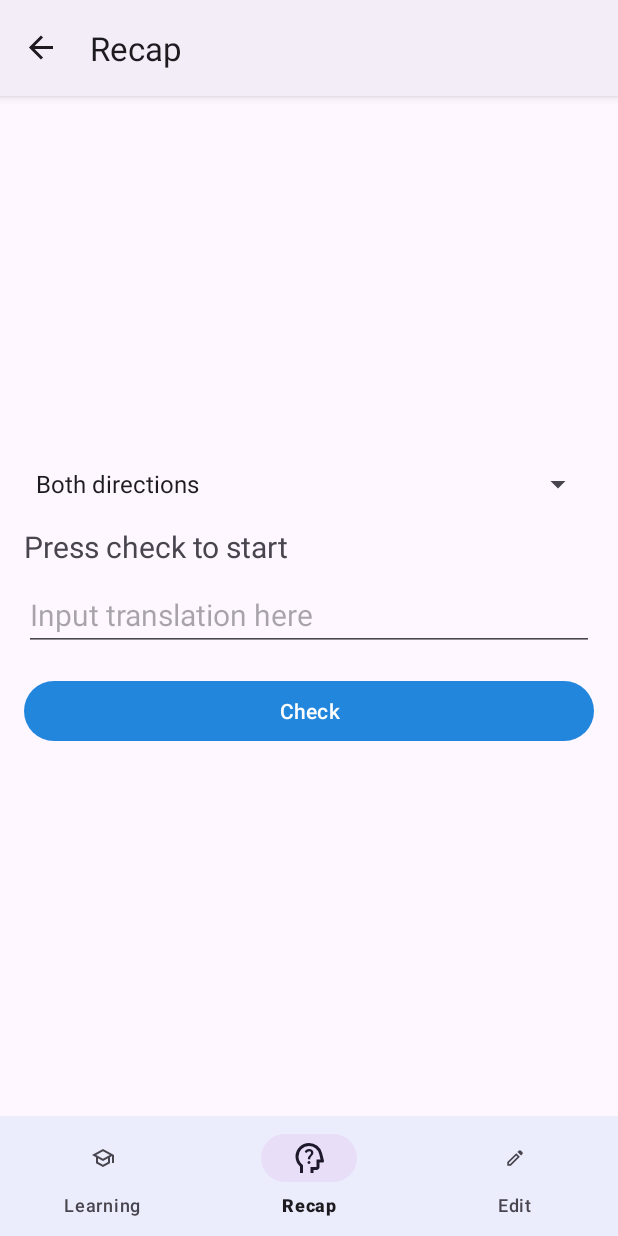
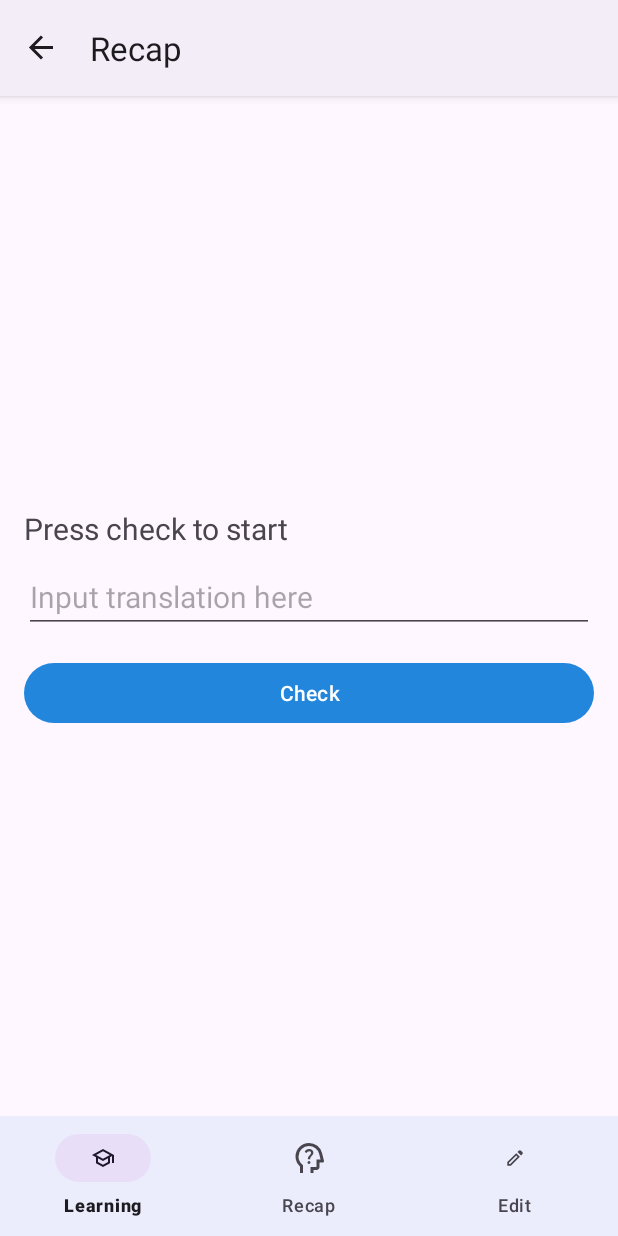
Before and after one commit to JustusvonderBeek/Vocabulary, an Android app: the RecapFragment screen opened through its navigation route, on a phone screen of 412 x 824 dp. Run offline under Robolectric (Android 15) with nearby library versions, the phone set to English and light mode, and no system bars; our stand-ins replace data binding, navigation-ui; pictures from the network do not load; 3 statements that could not run were skipped.

Commit message:
Navigate to start recap first

```diff
--- a/app/src/main/res/layout/fragment_recap.xml
+++ b/app/src/main/res/layout/fragment_recap.xml
@@ -26,11 +26,6 @@
             app:layout_constraintEnd_toEndOf="parent"
             app:layout_constraintStart_toStartOf="parent"
             app:layout_constraintTop_toTopOf="parent">
-
-            <Spinner
-                android:id="@+id/languageDirectionSpinner"
-                android:layout_width="match_parent"
-                android:layout_height="wrap_content"/>
 
             <TextView
                 android:id="@+id/vocabularyText"
--- a/app/src/main/res/menu/bottom_menu.xml
+++ b/app/src/main/res/menu/bottom_menu.xml
@@ -9,7 +9,7 @@
         android:title="@string/nav_btn_learn" />
 
     <item
-        android:id="@+id/recap"
+        android:id="@+id/recapStart"
         android:layout_width="wrap_content"
         android:layout_height="wrap_content"
         android:icon="@drawable/ic_recap"
```
Also changed, not shown: app/src/main/res/layout/fragment_recap_start.xml (+8 -1 lines).
